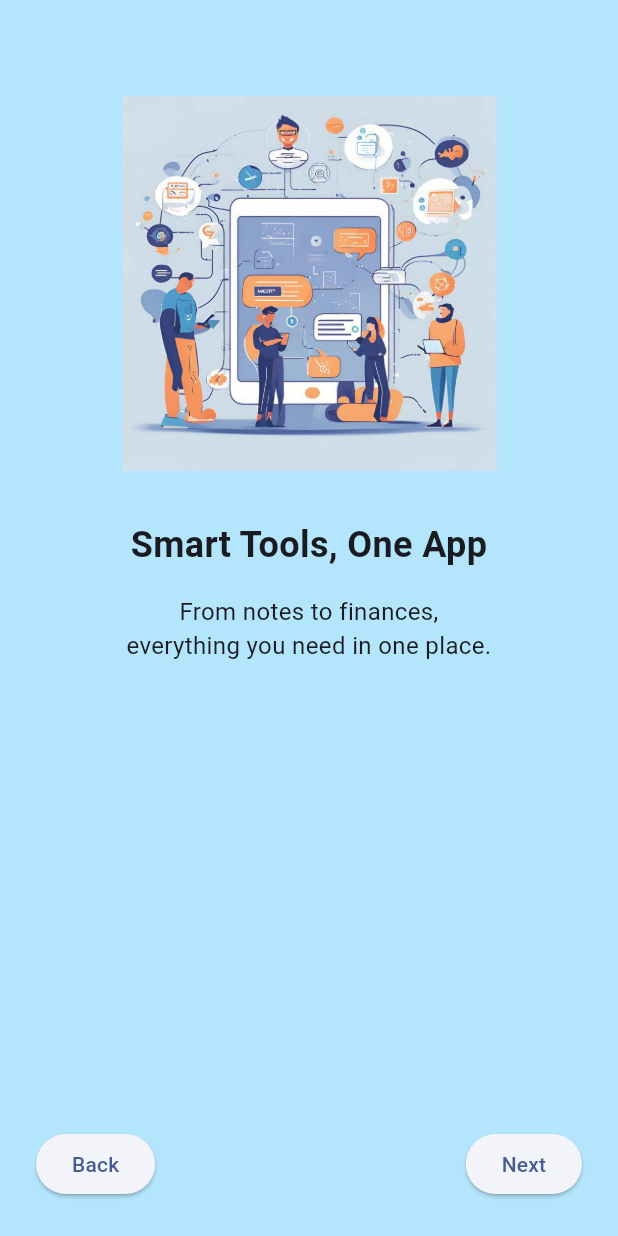
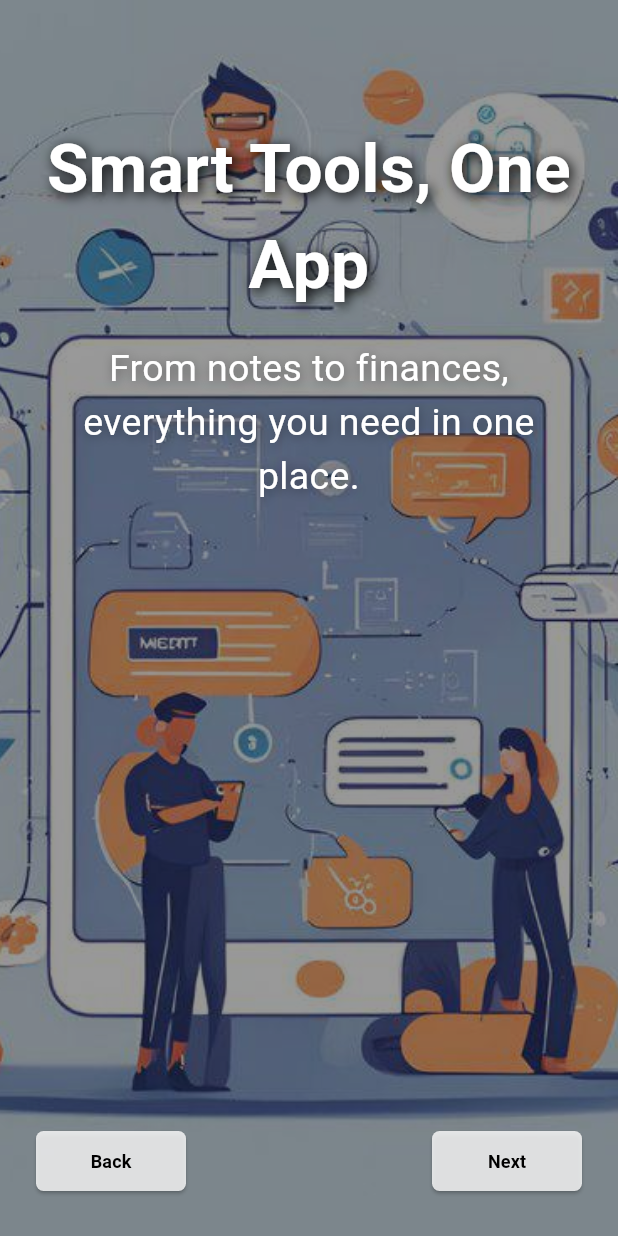
Before and after one commit to Evaazizah/my_app, a Flutter app: the OnboardingScreen screen opened by its route, swiped to page 2, on a phone screen of 412 x 824 dp. Run offline on Flutter 3.47's test engine with Material 3 defaults, Android fonts, the light colour scheme and no system bars; our stand-ins replace lottie.

Commit message:
perbaikan kode slide

```diff
--- a/lib/screens/onboarding/slide2.dart
+++ b/lib/screens/onboarding/slide2.dart
@@ -8,35 +8,119 @@ class Slide2 extends StatelessWidget {
 
   @override
   Widget build(BuildContext context) {
-    return Container(
-      color: Colors.lightBlue[100],
-      padding: const EdgeInsets.all(24),
+    return Stack(
+      children: [
+        // Background image
+        Positioned.fill(
+          child: Image.asset('assets/icons/onboarding2.jpg', fit: BoxFit.cover),
+        ),
+
+        // Overlay gelap transparan
+        Positioned.fill(child: Container(color: Colors.black.withOpacity(0.4))),
+
+        // Konten teks & tombol
+        SafeArea(
+          child: Padding(
+            padding: const EdgeInsets.symmetric(
+              horizontal: 24.0,
+              vertical: 30.0,
+            ),
             child: Column(
+              crossAxisAlignment: CrossAxisAlignment.center,
               children: [
-          const SizedBox(height: 40),
-          Image.asset('assets/icons/onboarding2.jpg', height: 250),
-          const SizedBox(height: 32),
+                const SizedBox(height: 50),
+
                 const Text(
                   'Smart Tools, One App',
-            style: TextStyle(fontSize: 24, fontWeight: FontWeight.bold),
                   textAlign: TextAlign.center,
+                  style: TextStyle(
+                    fontSize: 45,
+                    fontWeight: FontWeight.bold,
+                    color: Colors.white,
+                    shadows: [
+                      Shadow(
+                        blurRadius: 10,
+                        color: Colors.black,
+                        offset: Offset(2, 2),
                       ),
-          const SizedBox(height: 16),
+                    ],
+                  ),
+                ),
+                const SizedBox(height: 20),
+
                 const Text(
                   'From notes to finances,\neverything you need in one place.',
-            style: TextStyle(fontSize: 16),
                   textAlign: TextAlign.center,
+                  style: TextStyle(
+                    fontSize: 25,
+                    color: Colors.white,
+                    shadows: [
+                      Shadow(
+                        blurRadius: 8,
+                        color: Colors.black38,
+                        offset: Offset(1, 1),
                       ),
+                    ],
+                  ),
+                ),
+
                 const Spacer(),
+
                 Row(
                   mainAxisAlignment: MainAxisAlignment.spaceBetween,
                   children: [
-              ElevatedButton(onPressed: onBack, child: const Text("Back")),
-              ElevatedButton(onPressed: onNext, child: const Text("Next")),
+                    // Tombol Back
+                    SizedBox(
+                      width: 100,
+                      height: 40,
+                      child: ElevatedButton(
+                        onPressed: onBack,
+                        style: ElevatedButton.styleFrom(
+                          backgroundColor: Colors.white.withOpacity(0.8),
+                          foregroundColor: Colors.black,
+                          shape: RoundedRectangleBorder(
+                            borderRadius: BorderRadius.circular(5),
+                          ),
+                        ),
+                        child: const Text(
+                          'Back',
+                          style: TextStyle(
+                            fontSize: 12,
+                            fontWeight: FontWeight.bold,
+                          ),
+                        ),
+                      ),
+                    ),
+
+                    // Tombol Next
+                    SizedBox(
+                      width: 100,
+                      height: 40,
+                      child: ElevatedButton(
+                        onPressed: onNext,
+                        style: ElevatedButton.styleFrom(
+                          backgroundColor: Colors.white.withOpacity(0.8),
+                          foregroundColor: Colors.black,
+                          shape: RoundedRectangleBorder(
+                            borderRadius: BorderRadius.circular(5),
+                          ),
+                        ),
+                        child: const Text(
+                          'Next',
+                          style: TextStyle(
+                            fontSize: 12,
+                            fontWeight: FontWeight.bold,
+                          ),
+                        ),
+                      ),
+                    ),
                   ],
                 ),
               ],
             ),
+          ),
+        ),
+      ],
     );
   }
 }
--- a/lib/screens/splash_screen.dart
+++ b/lib/screens/splash_screen.dart
@@ -45,8 +45,8 @@ class _SplashScreenState extends State<SplashScreen> {
                 children: [
                   Lottie.asset(
                     'assets/icons/Logo.json',
-                    height: 150,
-                    width: 150,
+                    height: 200,
+                    width: 200,
                   ),
                   const SizedBox(height: 30),
 
```
Lines whose indentation alone changed are shown as unchanged.
